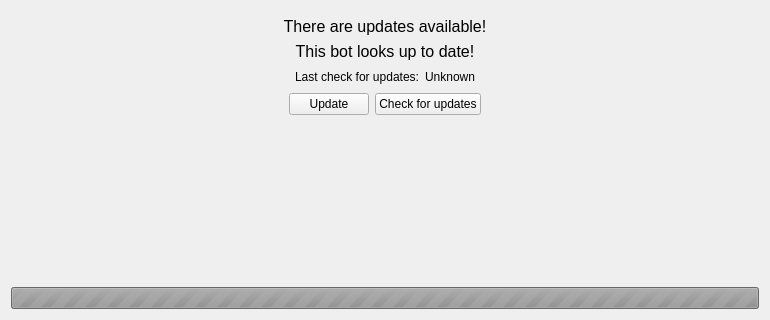
Above: botfather/gui/botwidgets/botupdateswidget.ui from botfatherio/botfather before the change; both pictures show x 0 to 770 and y 186 to 506 of the 770 by 506 pixel window. Below: the same form after it.
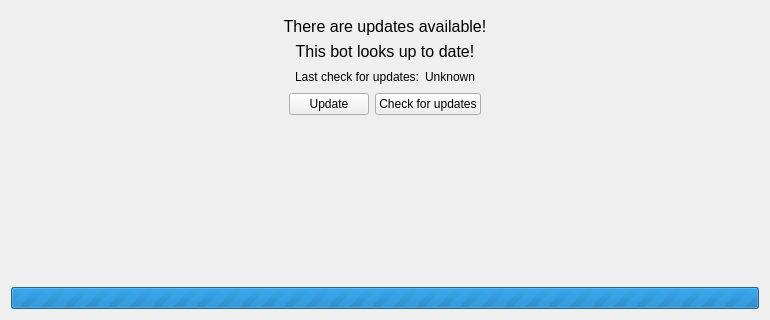
That is the form after the change.

Commit message: Hide the update tabs progressbar when not needed

Patch:
```diff
--- a/botfather/gui/botwidgets/botupdateswidget.ui
+++ b/botfather/gui/botwidgets/botupdateswidget.ui
@@ -158,7 +158,7 @@
    <item>
     <widget class="QProgressBar" name="progressBar">
      <property name="enabled">
-      <bool>false</bool>
+      <bool>true</bool>
      </property>
      <property name="maximum">
       <number>0</number>
```
The commit also changes 1 other file.
